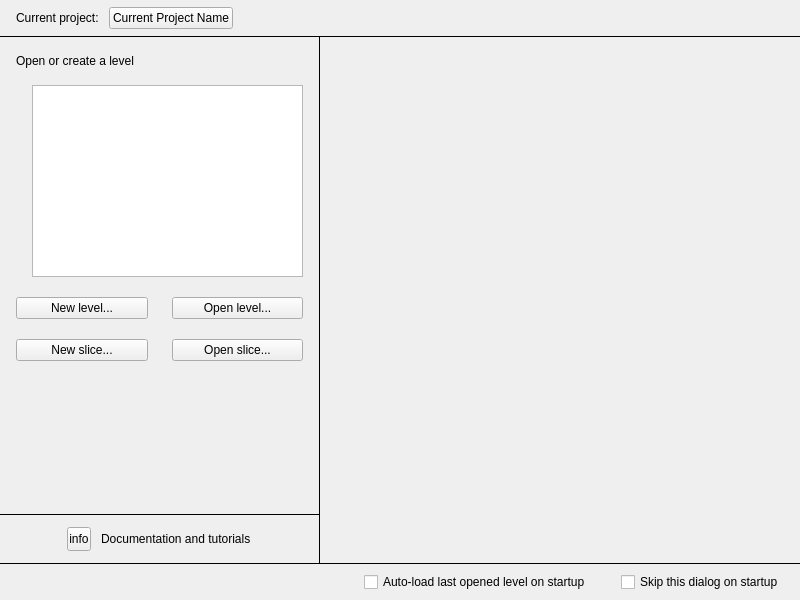
o3de/o3de, file Code/Sandbox/Editor/WelcomeScreen/WelcomeScreenDialog.ui: the form before one commit.
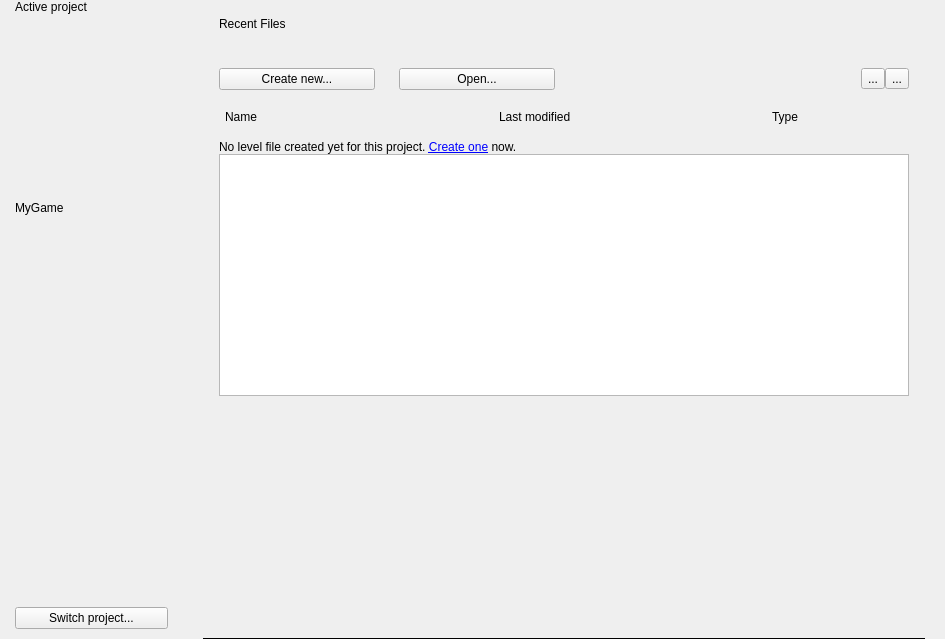
The form after the commit. Icons and pictures are not drawn.

Commit message:
LYN-2509 Welcome page for active project when opening O3DE (#1187)
* First changes to ui

* Pre merge from main checkin

* Commit before merge from main

* Pre-merge from maon checkin.

* Commit before merge from main

* Commit before merge from main

* Pre merge from main.

* Old and new levels handled.

* New WelcomeScreenDialog.

* Fixed qss file errors.

* Removed unused file from cmake.

* Commit before change to development branch

* Final changes to WelcomeScreenDialog

```diff
--- a/Code/Sandbox/Editor/WelcomeScreen/WelcomeScreenDialog.ui
+++ b/Code/Sandbox/Editor/WelcomeScreen/WelcomeScreenDialog.ui
@@ -2,12 +2,15 @@
 <ui version="4.0">
  <class>WelcomeScreenDialog</class>
  <widget class="QWidget" name="WelcomeScreenDialog">
+  <property name="enabled">
+   <bool>true</bool>
+  </property>
   <property name="geometry">
    <rect>
     <x>0</x>
     <y>0</y>
-    <width>800</width>
-    <height>600</height>
+    <width>945</width>
+    <height>639</height>
    </rect>
   </property>
   <property name="sizePolicy">
@@ -18,21 +21,21 @@
   </property>
   <property name="minimumSize">
    <size>
-    <width>800</width>
-    <height>600</height>
+    <width>945</width>
+    <height>639</height>
    </size>
   </property>
   <property name="maximumSize">
    <size>
-    <width>800</width>
-    <height>16777215</height>
+    <width>945</width>
+    <height>639</height>
    </size>
   </property>
   <property name="focusPolicy">
    <enum>Qt::TabFocus</enum>
   </property>
   <property name="windowTitle">
-   <string>Welcome to Open 3D Engine</string>
+   <string>Welcome to O3DE</string>
   </property>
   <property name="styleSheet">
    <string notr="true"/>
@@ -53,100 +56,6 @@
    <property name="bottomMargin">
     <number>0</number>
    </property>
-   <item>
-    <widget class="QWidget" name="projectViewContainer" native="true">
-     <property name="minimumSize">
-      <size>
-       <width>0</width>
-       <height>36</height>
-      </size>
-     </property>
-     <property name="maximumSize">
-      <size>
-       <width>16777215</width>
-       <height>36</height>
-      </size>
-     </property>
-     <layout class="QHBoxLayout" name="projectViewContainer_layout" stretch="0,0,1,0,0">
-      <property name="spacing">
-       <number>10</number>
-      </property>
-      <property name="leftMargin">
-       <number>16</number>
-      </property>
-      <property name="topMargin">
-       <number>0</number>
-      </property>
-      <property name="rightMargin">
-       <number>12</number>
-      </property>
-      <property name="bottomMargin">
-       <number>0</number>
-      </property>
-      <item>
-       <widget class="QLabel" name="currentProjectLabel">
-        <property name="sizePolicy">
-         <sizepolicy hsizetype="Fixed" vsizetype="Preferred">
-          <horstretch>0</horstretch>
-          <verstretch>0</verstretch>
-         </sizepolicy>
-        </property>
-        <property name="text">
-         <string>Current project:</string>
-        </property>
-       </widget>
-      </item>
-      <item>
-       <widget class="QPushButton" name="currentProjectButton">
-        <property name="text">
-         <string>Current Project Name</string>
-        </property>
-       </widget>
-      </item>
-      <item>
-       <spacer name="horizontalSpacer_3">
-        <property name="orientation">
-         <enum>Qt::Horizontal</enum>
-        </property>
-        <property name="sizeHint" stdset="0">
-         <size>
-          <width>40</width>
-          <height>20</height>
-         </size>
-        </property>
-       </spacer>
-      </item>
-     </layout>
-    </widget>
-   </item>
-   <item>
-    <widget class="Line" name="line_2">
-     <property name="sizePolicy">
-      <sizepolicy hsizetype="Minimum" vsizetype="Fixed">
-       <horstretch>0</horstretch>
-       <verstretch>0</verstretch>
-      </sizepolicy>
-     </property>
-     <property name="maximumSize">
-      <size>
-       <width>16777215</width>
-       <height>1</height>
-      </size>
-     </property>
-     <property name="styleSheet">
-      <string notr="true">color: &quot;black&quot;</string>
-     </property>
-     <property name="frameShadow">
-      <enum>QFrame::Plain</enum>
-     </property>
-     <property name="lineWidth">
-      <number>0</number>
-     </property>
-     <property name="orientation">
-      <enum>Qt::Horizontal</enum>
-     </property>
-    </widget>
-   </item>
    <item>
     <layout class="QHBoxLayout" name="bodyContainer">
      <property name="spacing">
@@ -164,17 +73,160 @@
      <property name="bottomMargin">
       <number>0</number>
      </property>
+     <item>
+      <widget class="QWidget" name="articleViewContainerRoot" native="true">
+       <property name="sizePolicy">
+        <sizepolicy hsizetype="Fixed" vsizetype="Preferred">
+         <horstretch>0</horstretch>
+         <verstretch>0</verstretch>
+        </sizepolicy>
+       </property>
+       <property name="minimumSize">
+        <size>
+         <width>183</width>
+         <height>0</height>
+        </size>
+       </property>
+       <property name="maximumSize">
+        <size>
+         <width>183</width>
+         <height>16777215</height>
+        </size>
+       </property>
+       <layout class="QVBoxLayout" name="newsContainerLayout">
+        <property name="spacing">
+         <number>0</number>
+        </property>
+        <property name="leftMargin">
+         <number>0</number>
+        </property>
+        <property name="topMargin">
+         <number>0</number>
+        </property>
+        <property name="rightMargin">
+         <number>0</number>
+        </property>
+        <property name="bottomMargin">
+         <number>10</number>
+        </property>
+        <item>
+         <layout class="QHBoxLayout" name="horizontalLayout">
+          <property name="leftMargin">
+           <number>15</number>
+          </property>
+          <item>
+           <layout class="QVBoxLayout" name="verticalLayout_2">
+            <property name="spacing">
+             <number>10</number>
+            </property>
+            <property name="leftMargin">
+             <number>0</number>
+            </property>
+            <item>
+             <widget class="QLabel" name="currentProjectLabel">
+              <property name="sizePolicy">
+               <sizepolicy hsizetype="Preferred" vsizetype="Preferred">
+                <horstretch>0</horstretch>
+                <verstretch>0</verstretch>
+               </sizepolicy>
+              </property>
+              <property name="text">
+               <string>Active project</string>
+              </property>
+             </widget>
+            </item>
+            <item>
+             <widget class="QLabel" name="activeProjectIcon">
+              <property name="sizePolicy">
+               <sizepolicy hsizetype="Fixed" vsizetype="Fixed">
+                <horstretch>0</horstretch>
+                <verstretch>0</verstretch>
+               </sizepolicy>
+              </property>
+              <property name="minimumSize">
+               <size>
+                <width>126</width>
+                <height>167</height>
+               </size>
+              </property>
+              <property name="maximumSize">
+               <size>
+                <width>126</width>
+                <height>167</height>
+               </size>
+              </property>
+              <property name="text">
+               <string/>
+              </property>
+              <property name="pixmap">
+               <pixmap resource="WelcomeScreenDialog.qrc">:/WelcomeScreenDialog/DefaultActiveProject.png</pixmap>
+              </property>
+              <property name="alignment">
+               <set>Qt::AlignCenter</set>
+              </property>
+             </widget>
+            </item>
+            <item>
+             <widget class="QLabel" name="currentProjectName">
+              <property name="text">
+               <string>MyGame</string>
+              </property>
+             </widget>
+            </item>
+           </layout>
+          </item>
+         </layout>
+        </item>
+        <item>
+         <spacer name="verticalSpacer_3">
+          <property name="orientation">
+           <enum>Qt::Vertical</enum>
+          </property>
+          <property name="sizeHint" stdset="0">
+           <size>
+            <width>20</width>
+            <height>40</height>
+           </size>
+          </property>
+         </spacer>
+        </item>
+        <item>
+         <layout class="QHBoxLayout" name="horizontalLayout_2">
+          <property name="leftMargin">
+           <number>15</number>
+          </property>
+          <property name="rightMargin">
+           <number>15</number>
+          </property>
+          <item>
+           <widget class="QPushButton" name="switchProjectButton">
+            <property name="text">
+             <string>Switch project...</string>
+            </property>
+           </widget>
+          </item>
+         </layout>
+        </item>
+       </layout>
+      </widget>
+     </item>
      <item>
       <widget class="QWidget" name="levelViewFTUEContainer" native="true">
+       <property name="sizePolicy">
+        <sizepolicy hsizetype="Fixed" vsizetype="Preferred">
+         <horstretch>0</horstretch>
+         <verstretch>0</verstretch>
+        </sizepolicy>
+       </property>
        <property name="minimumSize">
         <size>
-         <width>0</width>
+         <width>762</width>
          <height>0</height>
         </size>
        </property>
        <property name="maximumSize">
         <size>
-         <width>320</width>
+         <width>762</width>
          <height>16777215</height>
         </size>
        </property>
@@ -183,13 +235,13 @@
          <number>0</number>
         </property>
         <property name="leftMargin">
-         <number>0</number>
+         <number>20</number>
         </property>
         <property name="topMargin">
          <number>0</number>
         </property>
         <property name="rightMargin">
-         <number>0</number>
+         <number>20</number>
         </property>
         <property name="bottomMargin">
          <number>0</number>
@@ -227,7 +279,7 @@
               </size>
              </property>
              <property name="text">
-              <string>Open or create a level</string>
+              <string>Recent Files</string>
              </property>
              <property name="indent">
               <number>-1</number>
@@ -255,16 +307,6 @@
               <property name="bottomMargin">
                <number>0</number>
               </property>
-              <item>
-               <widget class="QListView" name="recentLevelList">
-                <property name="horizontalScrollBarPolicy">
-                 <enum>Qt::ScrollBarAlwaysOff</enum>
-                </property>
-                <property name="spacing">
-                 <number>4</number>
-                </property>
-               </widget>
-              </item>
              </layout>
             </widget>
            </item>
@@ -310,8 +352,26 @@
               </property>
               <item>
                <widget class="QPushButton" name="newLevelButton">
+                <property name="sizePolicy">
+                 <sizepolicy hsizetype="Fixed" vsizetype="Fixed">
+                  <horstretch>0</horstretch>
+                  <verstretch>0</verstretch>
+                 </sizepolicy>
+                </property>
+                <property name="minimumSize">
+                 <size>
+                  <width>156</width>
+                  <height>0</height>
+                 </size>
+                </property>
+                <property name="maximumSize">
+                 <size>
+                  <width>156</width>
+                  <height>16777215</height>
+                 </size>
+                </property>
                 <property name="text">
-                 <string>New level...</string>
+                 <string>Create new...</string>
                 </property>
                </widget>
               </item>
@@ -333,58 +393,20 @@
               </item>
               <item>
                <widget class="QPushButton" name="openLevelButton">
-                <property name="text">
-                 <string>Open level...</string>
+                <property name="minimumSize">
+                 <size>
+                  <width>156</width>
+                  <height>0</height>
+                 </size>
                 </property>
-               </widget>
-              </item>
-             </layout>
-            </widget>
-           </item>
-           <item>
-            <spacer name="verticalSpacer_2">
-             <property name="orientation">
-              <enum>Qt::Vertical</enum>
-             </property>
-             <property name="sizeType">
-              <enum>QSizePolicy::Fixed</enum>
-             </property>
-             <property name="sizeHint" stdset="0">
-              <size>
-               <width>20</width>
-               <height>20</height>
-              </size>
-             </property>
-            </spacer>
-           </item>
-           <item>
-            <widget class="QWidget" name="horizontalWidget_2" native="true">
-             <property name="sizePolicy">
-              <sizepolicy hsizetype="Preferred" vsizetype="Fixed">
-               <horstretch>0</horstretch>
-               <verstretch>0</verstretch>
-              </sizepolicy>
-             </property>
-             <layout class="QHBoxLayout" name="sliceControlContainer">
-              <property name="spacing">
-               <number>0</number>
-              </property>
-              <property name="leftMargin">
-               <number>0</number>
-              </property>
-              <property name="topMargin">
-               <number>0</number>
-              </property>
-              <property name="rightMargin">
-               <number>0</number>
-              </property>
-              <property name="bottomMargin">
-               <number>0</number>
-              </property>
-              <item>
-               <widget class="QPushButton" name="newSliceButton">
+                <property name="maximumSize">
+                 <size>
+                  <width>156</width>
+                  <height>16777215</height>
+                 </size>
+                </property>
                 <property name="text">
-                 <string>New slice...</string>
+                 <string>Open...</string>
                 </property>
                </widget>
               </item>
@@ -393,30 +415,192 @@
                 <property name="orientation">
                  <enum>Qt::Horizontal</enum>
                 </property>
-                <property name="sizeType">
-                 <enum>QSizePolicy::Fixed</enum>
-                </property>
                 <property name="sizeHint" stdset="0">
                  <size>
-                  <width>24</width>
-                  <height>0</height>
+                  <width>40</width>
+                  <height>20</height>
                  </size>
                 </property>
                </spacer>
               </item>
               <item>
-               <widget class="QPushButton" name="openSliceButton">
+               <widget class="QToolButton" name="objectListButton">
                 <property name="text">
-                 <string>Open slice...</string>
+                 <string>...</string>
+                </property>
+                <property name="icon">
+                 <iconset resource="../../../Framework/AzQtComponents/AzQtComponents/Components/resources.qrc">
+                  <normaloff>:/stylesheet/img/UI20/toolbar/Object_list.svg</normaloff>:/stylesheet/img/UI20/toolbar/Object_list.svg</iconset>
+                </property>
+                <property name="iconSize">
+                 <size>
+                  <width>24</width>
+                  <height>24</height>
+                 </size>
+                </property>
+               </widget>
+              </item>
+              <item>
+               <widget class="QToolButton" name="gridButton">
+                <property name="text">
+                 <string>...</string>
+                </property>
+                <property name="icon">
+                 <iconset resource="../../../Framework/AzQtComponents/AzQtComponents/Components/resources.qrc">
+                  <normaloff>:/stylesheet/img/UI20/toolbar/Grid.svg</normaloff>:/stylesheet/img/UI20/toolbar/Grid.svg</iconset>
+                </property>
+                <property name="iconSize">
+                 <size>
+                  <width>24</width>
+                  <height>24</height>
+                 </size>
                 </property>
                </widget>
               </item>
              </layout>
             </widget>
            </item>
+           <item>
+            <spacer name="verticalSpacer_2">
+             <property name="orientation">
+              <enum>Qt::Vertical</enum>
+             </property>
+             <property name="sizeType">
+              <enum>QSizePolicy::Fixed</enum>
+             </property>
+             <property name="sizeHint" stdset="0">
+              <size>
+               <width>20</width>
+               <height>20</height>
+              </size>
+             </property>
+            </spacer>
+           </item>
+           <item>
+            <layout class="QHBoxLayout" name="horizontalLayout_3" stretch="2,2,1">
+             <property name="leftMargin">
+              <number>6</number>
+             </property>
+             <item>
+              <widget class="QLabel" name="nameLabel">
+               <property name="text">
+                <string>Name</string>
+               </property>
+              </widget>
+             </item>
+             <item>
+              <widget class="QLabel" name="modifiedLabel">
+               <property name="text">
+                <string>Last modified</string>
+               </property>
+              </widget>
+             </item>
+             <item>
+              <widget class="QLabel" name="typeLabel">
+               <property name="text">
+                <string>Type</string>
+               </property>
+              </widget>
+             </item>
+            </layout>
+           </item>
           </layout>
          </widget>
         </item>
+        <item>
+         <layout class="QVBoxLayout" name="verticalLayout_7" stretch="0,0,0">
+          <property name="leftMargin">
+           <number>16</number>
+          </property>
+          <property name="topMargin">
+           <number>16</number>
+          </property>
+          <property name="rightMargin">
+           <number>16</number>
+          </property>
+          <item>
+           <widget class="QLabel" name="levelFileLabel">
+            <property name="enabled">
+             <bool>true</bool>
+            </property>
+            <property name="sizePolicy">
+             <sizepolicy hsizetype="Preferred" vsizetype="Preferred">
+              <horstretch>0</horstretch>
+              <verstretch>0</verstretch>
+             </sizepolicy>
+            </property>
+            <property name="text">
+             <string>No level file created yet for this project. &lt;a href=&quot;#&quot;&gt;Create one&lt;/a&gt; now.</string>
+            </property>
+            <property name="textFormat">
+             <enum>Qt::RichText</enum>
+            </property>
+            <property name="alignment">
+             <set>Qt::AlignLeading|Qt::AlignLeft|Qt::AlignVCenter</set>
+            </property>
+           </widget>
+          </item>
+          <item>
+           <widget class="QTableWidget" name="recentLevelTable">
+            <property name="enabled">
+             <bool>true</bool>
+            </property>
+            <property name="sizePolicy">
+             <sizepolicy hsizetype="Expanding" vsizetype="MinimumExpanding">
+              <horstretch>0</horstretch>
+              <verstretch>0</verstretch>
+             </sizepolicy>
+            </property>
+            <property name="styleSheet">
+             <string notr="true"/>
+            </property>
+            <property name="horizontalScrollBarPolicy">
+             <enum>Qt::ScrollBarAlwaysOff</enum>
+            </property>
+            <property name="columnCount">
+             <number>3</number>
+            </property>
+            <attribute name="horizontalHeaderVisible">
+             <bool>false</bool>
+            </attribute>
+            <attribute name="horizontalHeaderStretchLastSection">
+             <bool>false</bool>
+            </attribute>
+            <attribute name="verticalHeaderVisible">
+             <bool>false</bool>
+            </attribute>
+            <attribute name="verticalHeaderMinimumSectionSize">
+             <number>1</number>
+            </attribute>
+            <attribute name="verticalHeaderDefaultSectionSize">
+             <number>48</number>
+            </attribute>
+            <attribute name="verticalHeaderHighlightSections">
+             <bool>false</bool>
+            </attribute>
+            <attribute name="verticalHeaderStretchLastSection">
+             <bool>false</bool>
+            </attribute>
+            <column/>
+            <column/>
+            <column/>
+           </widget>
+          </item>
+          <item>
+           <spacer name="verticalSpacer_4">
+            <property name="orientation">
+             <enum>Qt::Vertical</enum>
+            </property>
+            <property name="sizeHint" stdset="0">
+             <size>
+              <width>20</width>
+              <height>40</height>
+             </size>
+            </property>
+           </spacer>
+          </item>
+         </layout>
+        </item>
         <item>
          <widget class="Line" name="line_4">
           <property name="maximumSize">
@@ -439,201 +623,11 @@
           </property>
          </widget>
         </item>
-        <item alignment="Qt::AlignHCenter">
-         <widget class="QWidget" name="documentationLinkContainer" native="true">
-          <property name="minimumSize">
-           <size>
-            <width>0</width>
-            <height>48</height>
-           </size>
-          </property>
-          <property name="maximumSize">
-           <size>
-            <width>16777215</width>
-            <height>48</height>
-           </size>
-          </property>
-          <layout class="QHBoxLayout" name="horizontalLayout">
-           <property name="spacing">
-            <number>10</number>
-           </property>
-           <property name="leftMargin">
-            <number>0</number>
-           </property>
-           <property name="topMargin">
-            <number>0</number>
-           </property>
-           <property name="rightMargin">
-            <number>0</number>
-           </property>
-           <property name="bottomMargin">
-            <number>0</number>
-           </property>
-           <item>
-            <widget class="QToolButton" name="documentationButton">
-             <property name="maximumSize">
-              <size>
-               <width>24</width>
-               <height>24</height>
-              </size>
-             </property>
-             <property name="text">
-              <string>info</string>
-             </property>
-             <property name="icon">
-              <iconset>
-               <normaloff>:/stylesheet/img/UI20/Info.svg</normaloff>:/stylesheet/img/UI20/Info.svg</iconset>
-             </property>
-            </widget>
-           </item>
-           <item>
-            <widget class="QLabel" name="documentationLink">
-             <property name="text">
-              <string>Documentation and tutorials</string>
-             </property>
-             <property name="class" stdset="0">
-              <string>link</string>
-             </property>
-            </widget>
-           </item>
-          </layout>
-         </widget>
-        </item>
-       </layout>
-      </widget>
-     </item>
-     <item>
-      <widget class="Line" name="line_3">
-       <property name="maximumSize">
-        <size>
-         <width>1</width>
-         <height>16777215</height>
-        </size>
-       </property>
-       <property name="styleSheet">
-        <string notr="true">color: &quot;black&quot;</string>
-       </property>
-       <property name="frameShadow">
-        <enum>QFrame::Plain</enum>
-       </property>
-       <property name="lineWidth">
-        <number>0</number>
-       </property>
-       <property name="orientation">
-        <enum>Qt::Vertical</enum>
-       </property>
-      </widget>
-     </item>
-     <item>
-      <widget class="QWidget" name="articleViewContainerRoot" native="true">
-       <property name="minimumSize">
-        <size>
-         <width>480</width>
-         <height>0</height>
-        </size>
-       </property>
-       <layout class="QVBoxLayout" name="newsContainerLayout">
-        <property name="spacing">
-         <number>0</number>
-        </property>
-        <property name="leftMargin">
-         <number>0</number>
-        </property>
-        <property name="topMargin">
-         <number>0</number>
-        </property>
-        <property name="rightMargin">
-         <number>0</number>
-        </property>
-        <property name="bottomMargin">
-         <number>0</number>
-        </property>
        </layout>
       </widget>
      </item>
     </layout>
    </item>
-   <item>
-    <widget class="Line" name="line">
-     <property name="maximumSize">
-      <size>
-       <width>16777215</width>
-       <height>1</height>
-      </size>
-     </property>
-     <property name="styleSheet">
-      <string notr="true">color: &quot;black&quot;</string>
-     </property>
-     <property name="frameShadow">
-      <enum>QFrame::Plain</enum>
-     </property>
-     <property name="lineWidth">
-      <number>0</number>
-     </property>
-     <property name="orientation">
-      <enum>Qt::Horizontal</enum>
-     </property>
-    </widget>
-   </item>
-   <item alignment="Qt::AlignRight">
-    <widget class="QWidget" name="optionsViewContainer" native="true">
-     <property name="minimumSize">
-      <size>
-       <width>0</width>
-       <height>36</height>
-      </size>
-     </property>
-     <property name="maximumSize">
-      <size>
-       <width>16777215</width>
-       <height>36</height>
-      </size>
-     </property>
-     <layout class="QHBoxLayout" name="optionsViewContainer_layout">
-      <property name="spacing">
-       <number>30</number>
-      </property>
-      <property name="leftMargin">
-       <number>16</number>
-      </property>
-      <property name="topMargin">
-       <number>0</number>
-      </property>
-      <property name="rightMargin">
-       <number>16</number>
-      </property>
-      <property name="bottomMargin">
-       <number>0</number>
-      </property>
-      <item>
-       <widget class="QCheckBox" name="autoLoadLevel">
-        <property name="sizePolicy">
-         <sizepolicy hsizetype="Fixed" vsizetype="Fixed">
-          <horstretch>0</horstretch>
-          <verstretch>0</verstretch>
-         </sizepolicy>
-        </property>
-        <property name="text">
-         <string>Auto-load last opened level on startup</string>
-        </property>
-       </widget>
-      </item>
-      <item>
-       <widget class="QCheckBox" name="showOnStartup">
-        <property name="sizePolicy">
-         <sizepolicy hsizetype="Fixed" vsizetype="Fixed">
-          <horstretch>0</horstretch>
-          <verstretch>0</verstretch>
-         </sizepolicy>
-        </property>
-        <property name="text">
-         <string>Skip this dialog on startup</string>
-        </property>
-       </widget>
-      </item>
-     </layout>
-    </widget>
-   </item>
   </layout>
  </widget>
  <resources>
```
Left out of the diff: 1 changed line with no effect on the pictures. The commit also changes 8 other files.
